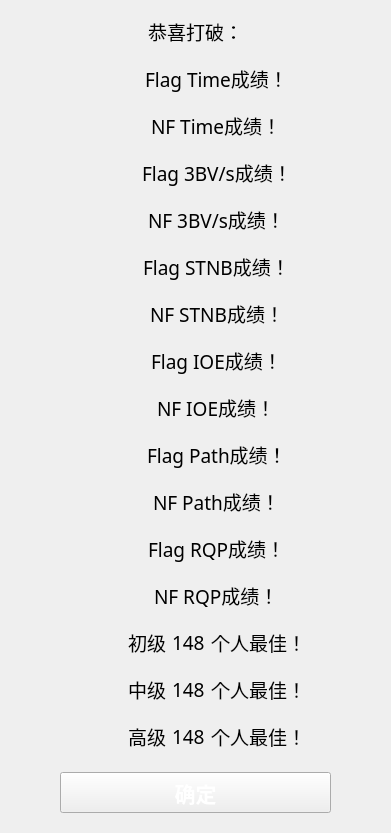
This is uiFiles/ui_record_pop.ui in eee555/Solvable-Minesweeper as Qt 5 draws it before an edit. The edited form follows.
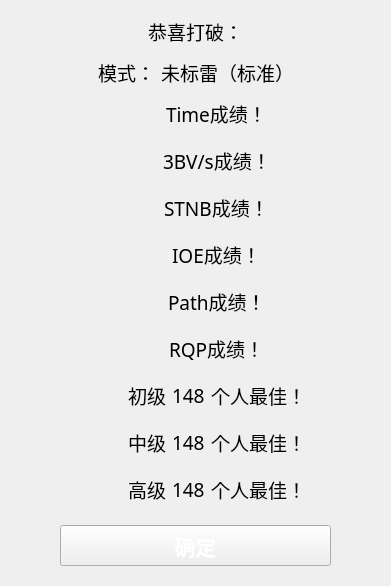
This is the edited form. Icons and pictures are not drawn.

```diff
--- a/uiFiles/ui_record_pop.ui
+++ b/uiFiles/ui_record_pop.ui
@@ -7,7 +7,7 @@
     <x>0</x>
     <y>0</y>
     <width>361</width>
-    <height>847</height>
+    <height>738</height>
    </rect>
   </property>
   <property name="minimumSize">
@@ -69,6 +69,62 @@
      </property>
     </widget>
    </item>
+   <item>
+    <layout class="QHBoxLayout" name="horizontalLayout_2">
+     <item>
+      <spacer name="horizontalSpacer_33">
+       <property name="orientation">
+        <enum>Qt::Horizontal</enum>
+       </property>
+       <property name="sizeHint" stdset="0">
+        <size>
+         <width>40</width>
+         <height>20</height>
+        </size>
+       </property>
+      </spacer>
+     </item>
+     <item>
+      <widget class="QLabel" name="label">
+       <property name="font">
+        <font>
+         <family>微软雅黑</family>
+         <pointsize>14</pointsize>
+        </font>
+       </property>
+       <property name="text">
+        <string>模式：</string>
+       </property>
+      </widget>
+     </item>
+     <item>
+      <widget class="QLabel" name="label_16">
+       <property name="font">
+        <font>
+         <family>微软雅黑</family>
+         <pointsize>14</pointsize>
+        </font>
+       </property>
+       <property name="text">
+        <string>未标雷（标准）</string>
+       </property>
+      </widget>
+     </item>
+     <item>
+      <spacer name="horizontalSpacer_34">
+       <property name="orientation">
+        <enum>Qt::Horizontal</enum>
+       </property>
+       <property name="sizeHint" stdset="0">
+        <size>
+         <width>40</width>
+         <height>20</height>
+        </size>
+       </property>
+      </spacer>
+     </item>
+    </layout>
+   </item>
    <item>
     <widget class="QWidget" name="widget1" native="true">
      <property name="minimumSize">
@@ -137,7 +193,7 @@
          </font>
         </property>
         <property name="text">
-         <string>Flag Time成绩！</string>
+         <string>Time成绩！</string>
         </property>
         <property name="scaledContents">
          <bool>false</bool>
@@ -163,100 +219,6 @@
      </layout>
     </widget>
    </item>
-   <item>
-    <widget class="QWidget" name="widget2" native="true">
-     <property name="minimumSize">
-      <size>
-       <width>0</width>
-       <height>41</height>
-      </size>
-     </property>
-     <layout class="QHBoxLayout" name="horizontalLayout_4" stretch="0,0,0,0">
-      <property name="sizeConstraint">
-       <enum>QLayout::SetDefaultConstraint</enum>
-      </property>
-      <property name="leftMargin">
-       <number>0</number>
-      </property>
-      <property name="topMargin">
-       <number>0</number>
-      </property>
-      <property name="rightMargin">
-       <number>0</number>
-      </property>
-      <property name="bottomMargin">
-       <number>0</number>
-      </property>
-      <item>
-       <spacer name="horizontalSpacer_3">
-        <property name="orientation">
-         <enum>Qt::Horizontal</enum>
-        </property>
-        <property name="sizeHint" stdset="0">
-         <size>
-          <width>40</width>
-          <height>20</height>
-         </size>
-        </property>
-       </spacer>
-      </item>
-      <item>
-       <widget class="QLabel" name="label2">
-        <property name="minimumSize">
-         <size>
-          <width>36</width>
-          <height>36</height>
-         </size>
-        </property>
-        <property name="maximumSize">
-         <size>
-          <width>36</width>
-          <height>36</height>
-         </size>
-        </property>
-        <property name="styleSheet">
-         <string notr="true">border-image: url(media/rtime.svg);</string>
-        </property>
-        <property name="text">
-         <string/>
-        </property>
-       </widget>
-      </item>
-      <item>
-       <widget class="QLabel" name="label_2">
-        <property name="font">
-         <font>
-          <family>微软雅黑</family>
-          <pointsize>14</pointsize>
-         </font>
-        </property>
-        <property name="text">
-         <string>NF Time成绩！</string>
-        </property>
-        <property name="scaledContents">
-         <bool>false</bool>
-        </property>
-        <property name="wordWrap">
-         <bool>false</bool>
-        </property>
-       </widget>
-      </item>
-      <item>
-       <spacer name="horizontalSpacer_4">
-        <property name="orientation">
-         <enum>Qt::Horizontal</enum>
-        </property>
-        <property name="sizeHint" stdset="0">
-         <size>
-          <width>40</width>
-          <height>20</height>
-         </size>
-        </property>
-       </spacer>
-      </item>
-     </layout>
-    </widget>
-   </item>
    <item>
     <widget class="QWidget" name="widget3" native="true">
      <property name="minimumSize">
@@ -325,7 +287,7 @@
          </font>
         </property>
         <property name="text">
-         <string>Flag 3BV/s成绩！</string>
+         <string>3BV/s成绩！</string>
         </property>
         <property name="scaledContents">
          <bool>false</bool>
@@ -351,100 +313,6 @@
      </layout>
     </widget>
    </item>
-   <item>
-    <widget class="QWidget" name="widget4" native="true">
-     <property name="minimumSize">
-      <size>
-       <width>0</width>
-       <height>41</height>
-      </size>
-     </property>
-     <layout class="QHBoxLayout" name="horizontalLayout_5" stretch="0,0,0,0">
-      <property name="sizeConstraint">
-       <enum>QLayout::SetDefaultConstraint</enum>
-      </property>
-      <property name="leftMargin">
-       <number>0</number>
-      </property>
-      <property name="topMargin">
-       <number>0</number>
-      </property>
-      <property name="rightMargin">
-       <number>0</number>
-      </property>
-      <property name="bottomMargin">
-       <number>0</number>
-      </property>
-      <item>
-       <spacer name="horizontalSpacer_5">
-        <property name="orientation">
-         <enum>Qt::Horizontal</enum>
-        </property>
-        <property name="sizeHint" stdset="0">
-         <size>
-          <width>40</width>
-          <height>20</height>
-         </size>
-        </property>
-       </spacer>
-      </item>
-      <item>
-       <widget class="QLabel" name="label4">
-        <property name="minimumSize">
-         <size>
-          <width>36</width>
-          <height>36</height>
-         </size>
-        </property>
-        <property name="maximumSize">
-         <size>
-          <width>36</width>
-          <height>36</height>
-         </size>
-        </property>
-        <property name="styleSheet">
-         <string notr="true">border-image: url(media/bbbv_s.svg);</string>
-        </property>
-        <property name="text">
-         <string/>
-        </property>
-       </widget>
-      </item>
-      <item>
-       <widget class="QLabel" name="label_4">
-        <property name="font">
-         <font>
-          <family>微软雅黑</family>
-          <pointsize>14</pointsize>
-         </font>
-        </property>
-        <property name="text">
-         <string>NF 3BV/s成绩！</string>
-        </property>
-        <property name="scaledContents">
-         <bool>false</bool>
-        </property>
-        <property name="wordWrap">
-         <bool>false</bool>
-        </property>
-       </widget>
-      </item>
-      <item>
-       <spacer name="horizontalSpacer_6">
-        <property name="orientation">
-         <enum>Qt::Horizontal</enum>
-        </property>
-        <property name="sizeHint" stdset="0">
-         <size>
-          <width>40</width>
-          <height>20</height>
-         </size>
-        </property>
-       </spacer>
-      </item>
-     </layout>
-    </widget>
-   </item>
    <item>
     <widget class="QWidget" name="widget5" native="true">
      <property name="minimumSize">
@@ -513,7 +381,7 @@
          </font>
         </property>
         <property name="text">
-         <string>Flag STNB成绩！</string>
+         <string>STNB成绩！</string>
         </property>
         <property name="scaledContents">
          <bool>false</bool>
@@ -539,100 +407,6 @@
      </layout>
     </widget>
    </item>
-   <item>
-    <widget class="QWidget" name="widget6" native="true">
-     <property name="minimumSize">
-      <size>
-       <width>0</width>
-       <height>41</height>
-      </size>
-     </property>
-     <layout class="QHBoxLayout" name="horizontalLayout_8" stretch="0,0,0,0">
-      <property name="sizeConstraint">
-       <enum>QLayout::SetDefaultConstraint</enum>
-      </property>
-      <property name="leftMargin">
-       <number>0</number>
-      </property>
-      <property name="topMargin">
-       <number>0</number>
-      </property>
-      <property name="rightMargin">
-       <number>0</number>
-      </property>
-      <property name="bottomMargin">
-       <number>0</number>
-      </property>
-      <item>
-       <spacer name="horizontalSpacer_11">
-        <property name="orientation">
-         <enum>Qt::Horizontal</enum>
-        </property>
-        <property name="sizeHint" stdset="0">
-         <size>
-          <width>40</width>
-          <height>20</height>
-         </size>
-        </property>
-       </spacer>
-      </item>
-      <item>
-       <widget class="QLabel" name="label6">
-        <property name="minimumSize">
-         <size>
-          <width>36</width>
-          <height>36</height>
-         </size>
-        </property>
-        <property name="maximumSize">
-         <size>
-          <width>36</width>
-          <height>36</height>
-         </size>
-        </property>
-        <property name="styleSheet">
-         <string notr="true">border-image: url(media/stnb.svg);</string>
-        </property>
-        <property name="text">
-         <string/>
-        </property>
-       </widget>
-      </item>
-      <item>
-       <widget class="QLabel" name="label_6">
-        <property name="font">
-         <font>
-          <family>微软雅黑</family>
-          <pointsize>14</pointsize>
-         </font>
-        </property>
-        <property name="text">
-         <string>NF STNB成绩！</string>
-        </property>
-        <property name="scaledContents">
-         <bool>false</bool>
-        </property>
-        <property name="wordWrap">
-         <bool>false</bool>
-        </property>
-       </widget>
-      </item>
-      <item>
-       <spacer name="horizontalSpacer_12">
-        <property name="orientation">
-         <enum>Qt::Horizontal</enum>
-        </property>
-        <property name="sizeHint" stdset="0">
-         <size>
-          <width>40</width>
-          <height>20</height>
-         </size>
-        </property>
-       </spacer>
-      </item>
-     </layout>
-    </widget>
-   </item>
    <item>
     <widget class="QWidget" name="widget7" native="true">
      <property name="minimumSize">
@@ -701,7 +475,7 @@
          </font>
         </property>
         <property name="text">
-         <string>Flag IOE成绩！</string>
+         <string>IOE成绩！</string>
         </property>
         <property name="scaledContents">
          <bool>false</bool>
@@ -727,100 +501,6 @@
      </layout>
     </widget>
    </item>
-   <item>
-    <widget class="QWidget" name="widget8" native="true">
-     <property name="minimumSize">
-      <size>
-       <width>0</width>
-       <height>41</height>
-      </size>
-     </property>
-     <layout class="QHBoxLayout" name="horizontalLayout_9" stretch="0,0,0,0">
-      <property name="sizeConstraint">
-       <enum>QLayout::SetDefaultConstraint</enum>
-      </property>
-      <property name="leftMargin">
-       <number>0</number>
-      </property>
-      <property name="topMargin">
-       <number>0</number>
-      </property>
-      <property name="rightMargin">
-       <number>0</number>
-      </property>
-      <property name="bottomMargin">
-       <number>0</number>
-      </property>
-      <item>
-       <spacer name="horizontalSpacer_13">
-        <property name="orientation">
-         <enum>Qt::Horizontal</enum>
-        </property>
-        <property name="sizeHint" stdset="0">
-         <size>
-          <width>40</width>
-          <height>20</height>
-         </size>
-        </property>
-       </spacer>
-      </item>
-      <item>
-       <widget class="QLabel" name="label8">
-        <property name="minimumSize">
-         <size>
-          <width>36</width>
-          <height>36</height>
-         </size>
-        </property>
-        <property name="maximumSize">
-         <size>
-          <width>36</width>
-          <height>36</height>
-         </size>
-        </property>
-        <property name="styleSheet">
-         <string notr="true">border-image: url(media/ioe.svg);</string>
-        </property>
-        <property name="text">
-         <string/>
-        </property>
-       </widget>
-      </item>
-      <item>
-       <widget class="QLabel" name="label_8">
-        <property name="font">
-         <font>
-          <family>微软雅黑</family>
-          <pointsize>14</pointsize>
-         </font>
-        </property>
-        <property name="text">
-         <string>NF IOE成绩！</string>
-        </property>
-        <property name="scaledContents">
-         <bool>false</bool>
-        </property>
-        <property name="wordWrap">
-         <bool>false</bool>
-        </property>
-       </widget>
-      </item>
-      <item>
-       <spacer name="horizontalSpacer_14">
-        <property name="orientation">
-         <enum>Qt::Horizontal</enum>
-        </property>
-        <property name="sizeHint" stdset="0">
-         <size>
-          <width>40</width>
-          <height>20</height>
-         </size>
-        </property>
-       </spacer>
-      </item>
-     </layout>
-    </widget>
-   </item>
    <item>
     <widget class="QWidget" name="widget9" native="true">
      <property name="minimumSize">
@@ -889,7 +569,7 @@
          </font>
         </property>
         <property name="text">
-         <string>Flag Path成绩！</string>
+         <string>Path成绩！</string>
         </property>
         <property name="scaledContents">
          <bool>false</bool>
@@ -915,100 +595,6 @@
      </layout>
     </widget>
    </item>
-   <item>
-    <widget class="QWidget" name="widget10" native="true">
-     <property name="minimumSize">
-      <size>
-       <width>0</width>
-       <height>41</height>
-      </size>
-     </property>
-     <layout class="QHBoxLayout" name="horizontalLayout_11" stretch="0,0,0,0">
-      <property name="sizeConstraint">
-       <enum>QLayout::SetDefaultConstraint</enum>
-      </property>
-      <property name="leftMargin">
-       <number>0</number>
-      </property>
-      <property name="topMargin">
-       <number>0</number>
-      </property>
-      <property name="rightMargin">
-       <number>0</number>
-      </property>
-      <property name="bottomMargin">
-       <number>0</number>
-      </property>
-      <item>
-       <spacer name="horizontalSpacer_17">
-        <property name="orientation">
-         <enum>Qt::Horizontal</enum>
-        </property>
-        <property name="sizeHint" stdset="0">
-         <size>
-          <width>40</width>
-          <height>20</height>
-         </size>
-        </property>
-       </spacer>
-      </item>
-      <item>
-       <widget class="QLabel" name="label10">
-        <property name="minimumSize">
-         <size>
-          <width>36</width>
-          <height>36</height>
-         </size>
-        </property>
-        <property name="maximumSize">
-         <size>
-          <width>36</width>
-          <height>36</height>
-         </size>
-        </property>
-        <property name="styleSheet">
-         <string notr="true">border-image: url(media/path.svg);</string>
-        </property>
-        <property name="text">
-         <string/>
-        </property>
-       </widget>
-      </item>
-      <item>
-       <widget class="QLabel" name="label_10">
-        <property name="font">
-         <font>
-          <family>微软雅黑</family>
-          <pointsize>14</pointsize>
-         </font>
-        </property>
-        <property name="text">
-         <string>NF Path成绩！</string>
-        </property>
-        <property name="scaledContents">
-         <bool>false</bool>
-        </property>
-        <property name="wordWrap">
-         <bool>false</bool>
-        </property>
-       </widget>
-      </item>
-      <item>
-       <spacer name="horizontalSpacer_18">
-        <property name="orientation">
-         <enum>Qt::Horizontal</enum>
-        </property>
-        <property name="sizeHint" stdset="0">
-         <size>
-          <width>40</width>
-          <height>20</height>
-         </size>
-        </property>
-       </spacer>
-      </item>
-     </layout>
-    </widget>
-   </item>
    <item>
     <widget class="QWidget" name="widget11" native="true">
      <property name="minimumSize">
@@ -1077,7 +663,7 @@
          </font>
         </property>
         <property name="text">
-         <string>Flag RQP成绩！</string>
+         <string>RQP成绩！</string>
         </property>
         <property name="scaledContents">
          <bool>false</bool>
@@ -1103,100 +689,6 @@
      </layout>
     </widget>
    </item>
-   <item>
-    <widget class="QWidget" name="widget12" native="true">
-     <property name="minimumSize">
-      <size>
-       <width>0</width>
-       <height>41</height>
-      </size>
-     </property>
-     <layout class="QHBoxLayout" name="horizontalLayout_14" stretch="0,0,0,0">
-      <property name="sizeConstraint">
-       <enum>QLayout::SetDefaultConstraint</enum>
-      </property>
-      <property name="leftMargin">
-       <number>0</number>
-      </property>
-      <property name="topMargin">
-       <number>0</number>
-      </property>
-      <property name="rightMargin">
-       <number>0</number>
-      </property>
-      <property name="bottomMargin">
-       <number>0</number>
-      </property>
-      <item>
-       <spacer name="horizontalSpacer_23">
-        <property name="orientation">
-         <enum>Qt::Horizontal</enum>
-        </property>
-        <property name="sizeHint" stdset="0">
-         <size>
-          <width>40</width>
-          <height>20</height>
-         </size>
-        </property>
-       </spacer>
-      </item>
-      <item>
-       <widget class="QLabel" name="label12">
-        <property name="minimumSize">
-         <size>
-          <width>36</width>
-          <height>36</height>
-         </size>
-        </property>
-        <property name="maximumSize">
-         <size>
-          <width>36</width>
-          <height>36</height>
-         </size>
-        </property>
-        <property name="styleSheet">
-         <string notr="true">border-image: url(media/rqp.svg);</string>
-        </property>
-        <property name="text">
-         <string/>
-        </property>
-       </widget>
-      </item>
-      <item>
-       <widget class="QLabel" name="label_12">
-        <property name="font">
-         <font>
-          <family>微软雅黑</family>
-          <pointsize>14</pointsize>
-         </font>
-        </property>
-        <property name="text">
-         <string>NF RQP成绩！</string>
-        </property>
-        <property name="scaledContents">
-         <bool>false</bool>
-        </property>
-        <property name="wordWrap">
-         <bool>false</bool>
-        </property>
-       </widget>
-      </item>
-      <item>
-       <spacer name="horizontalSpacer_24">
-        <property name="orientation">
-         <enum>Qt::Horizontal</enum>
-        </property>
-        <property name="sizeHint" stdset="0">
-         <size>
-          <width>40</width>
-          <height>20</height>
-         </size>
-        </property>
-       </spacer>
-      </item>
-     </layout>
-    </widget>
-   </item>
    <item>
     <widget class="QWidget" name="widget13" native="true">
      <property name="minimumSize">
```
